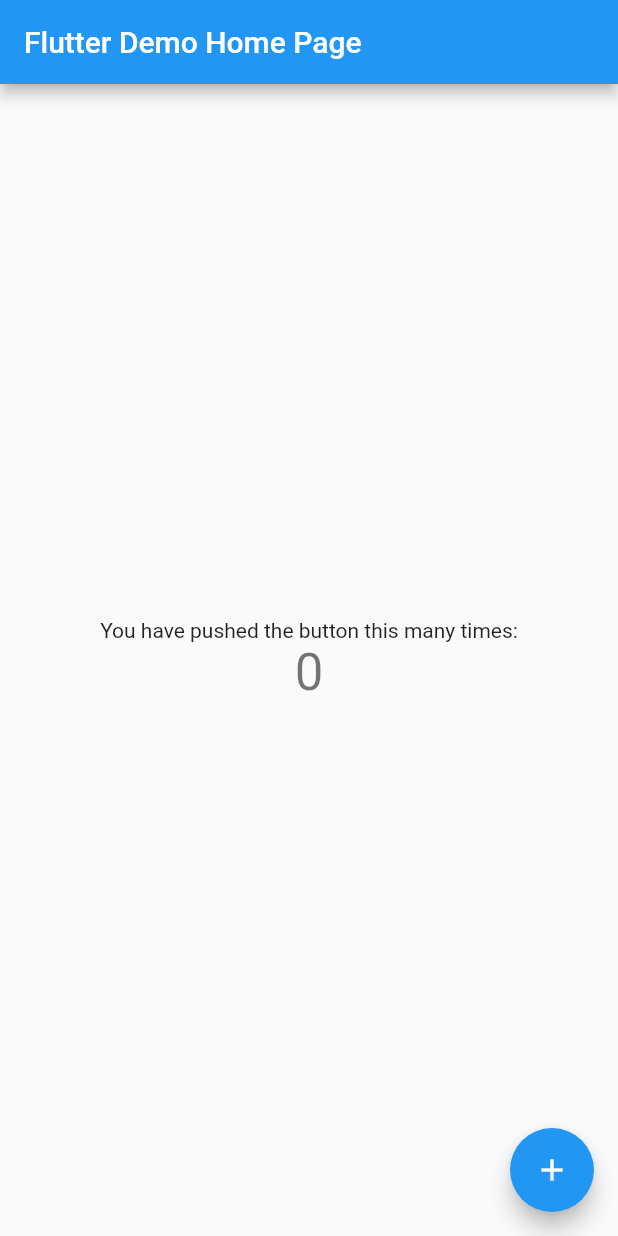
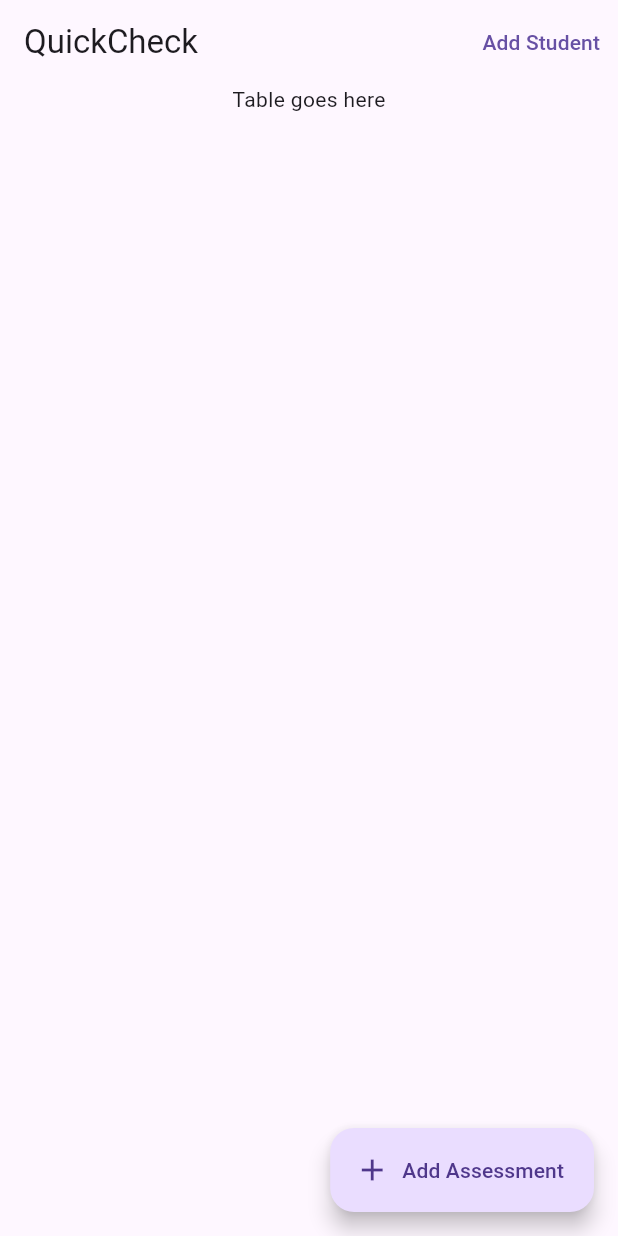
Before and after one commit to tonydoesathing/quickcheck, a Flutter app: the screen it shows after launch, on a phone screen of 412 x 824 dp. Run offline on Flutter 3.47's test engine with Material 2 defaults, Android fonts, the phone set to English and light mode, and no system bars; our stand-ins replace equatable.

Commit message:
Added basic HomePage implementation

```diff
--- a/lib/main.dart
+++ b/lib/main.dart
@@ -1,115 +1,23 @@
 import 'package:flutter/material.dart';
+import 'package:quickcheck/pages/home_page.dart';
 
 void main() {
-  runApp(const MyApp());
+  runApp(const App());
 }
 
-class MyApp extends StatelessWidget {
-  const MyApp({Key? key}) : super(key: key);
+class App extends StatelessWidget {
+  const App({Key? key}) : super(key: key);
 
   // This widget is the root of your application.
   @override
   Widget build(BuildContext context) {
     return MaterialApp(
-      title: 'Flutter Demo',
+      title: 'Home',
       theme: ThemeData(
-        // This is the theme of your application.
-        //
-        // Try running your application with "flutter run". You'll see the
-        // application has a blue toolbar. Then, without quitting the app, try
-        // changing the primarySwatch below to Colors.green and then invoke
-        // "hot reload" (press "r" in the console where you ran "flutter run",
-        // or simply save your changes to "hot reload" in a Flutter IDE).
-        // Notice that the counter didn't reset back to zero; the application
-        // is not restarted.
+        useMaterial3: true,
         primarySwatch: Colors.blue,
       ),
-      home: const MyHomePage(title: 'Flutter Demo Home Page'),
+      home: const HomePage(),
     );
   }
 }
-
-class MyHomePage extends StatefulWidget {
-  const MyHomePage({Key? key, required this.title}) : super(key: key);
-
-  // This widget is the home page of your application. It is stateful, meaning
-  // that it has a State object (defined below) that contains fields that affect
-  // how it looks.
-
-  // This class is the configuration for the state. It holds the values (in this
-  // case the title) provided by the parent (in this case the App widget) and
-  // used by the build method of the State. Fields in a Widget subclass are
-  // always marked "final".
-
-  final String title;
-
-  @override
-  State<MyHomePage> createState() => _MyHomePageState();
-}
-
-class _MyHomePageState extends State<MyHomePage> {
-  int _counter = 0;
-
-  void _incrementCounter() {
-    setState(() {
-      // This call to setState tells the Flutter framework that something has
-      // changed in this State, which causes it to rerun the build method below
-      // so that the display can reflect the updated values. If we changed
-      // _counter without calling setState(), then the build method would not be
-      // called again, and so nothing would appear to happen.
-      _counter++;
-    });
-  }
-
-  @override
-  Widget build(BuildContext context) {
-    // This method is rerun every time setState is called, for instance as done
-    // by the _incrementCounter method above.
-    //
-    // The Flutter framework has been optimized to make rerunning build methods
-    // fast, so that you can just rebuild anything that needs updating rather
-    // than having to individually change instances of widgets.
-    return Scaffold(
-      appBar: AppBar(
-        // Here we take the value from the MyHomePage object that was created by
-        // the App.build method, and use it to set our appbar title.
-        title: Text(widget.title),
-      ),
-      body: Center(
-        // Center is a layout widget. It takes a single child and positions it
-        // in the middle of the parent.
-        child: Column(
-          // Column is also a layout widget. It takes a list of children and
-          // arranges them vertically. By default, it sizes itself to fit its
-          // children horizontally, and tries to be as tall as its parent.
-          //
-          // Invoke "debug painting" (press "p" in the console, choose the
-          // "Toggle Debug Paint" action from the Flutter Inspector in Android
-          // Studio, or the "Toggle Debug Paint" command in Visual Studio Code)
-          // to see the wireframe for each widget.
-          //
-          // Column has various properties to control how it sizes itself and
-          // how it positions its children. Here we use mainAxisAlignment to
-          // center the children vertically; the main axis here is the vertical
-          // axis because Columns are vertical (the cross axis would be
-          // horizontal).
-          mainAxisAlignment: MainAxisAlignment.center,
-          children: <Widget>[
-            const Text(
-              'You have pushed the button this many times:',
-            ),
-            Text(
-              '$_counter',
-              style: Theme.of(context).textTheme.headline4,
-            ),
-          ],
-        ),
-      ),
-      floatingActionButton: FloatingActionButton(
-        onPressed: _incrementCounter,
-        tooltip: 'Increment',
-        child: const Icon(Icons.add),
-      ), // This trailing comma makes auto-formatting nicer for build methods.
-    );
-  }
-}
--- /dev/null
+++ b/lib/pages/home_page.dart
@@ -0,0 +1,27 @@
+import 'package:flutter/material.dart';
+
+class HomePage extends StatelessWidget {
+  const HomePage({Key? key}) : super(key: key);
+
+  @override
+  Widget build(BuildContext context) {
+    return Scaffold(
+      appBar: AppBar(
+        title: const Text("QuickCheck"),
+        actions: [
+          TextButton(onPressed: () {}, child: const Text("Add Student"))
+        ],
+      ),
+      floatingActionButton: FloatingActionButton.extended(
+        onPressed: () {},
+        label: const Text("Add Assessment"),
+        icon: const Icon(Icons.add),
+      ),
+      body: Center(
+        child: Column(
+          children: [const Text("Table goes here")],
+        ),
+      ),
+    );
+  }
+}
```
Also changed, not shown: 1 other file.
